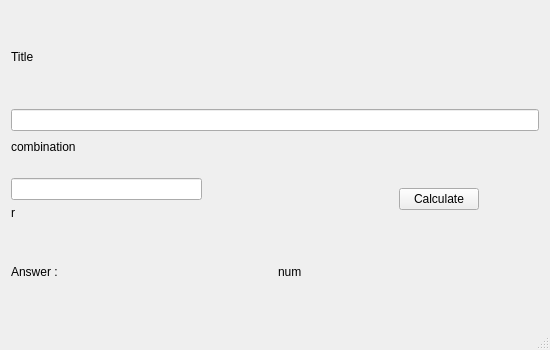
Qt form mainwindow.ui (JakeLin0fly/RCombination) before a commit.
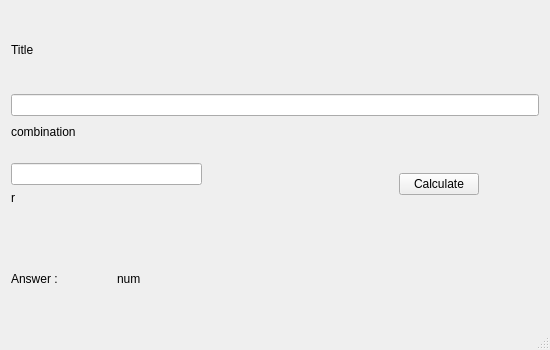
The same form after that commit.

Commit message: 新增样式表，空输入

The edit to the form file:
```diff
--- a/mainwindow.ui
+++ b/mainwindow.ui
@@ -145,10 +145,38 @@
       </item>
      </layout>
     </item>
+    <item>
+     <spacer name="verticalSpacer_2">
+      <property name="orientation">
+       <enum>Qt::Vertical</enum>
+      </property>
+      <property name="sizeType">
+       <enum>QSizePolicy::Fixed</enum>
+      </property>
+      <property name="sizeHint" stdset="0">
+       <size>
+        <width>20</width>
+        <height>30</height>
+       </size>
+      </property>
+     </spacer>
+    </item>
     <item>
      <layout class="QHBoxLayout" name="horizontalLayout_2">
       <item>
        <widget class="QLabel" name="label">
+        <property name="sizePolicy">
+         <sizepolicy hsizetype="Fixed" vsizetype="Preferred">
+          <horstretch>0</horstretch>
+          <verstretch>0</verstretch>
+         </sizepolicy>
+        </property>
+        <property name="maximumSize">
+         <size>
+          <width>100</width>
+          <height>16777215</height>
+         </size>
+        </property>
         <property name="text">
          <string>Answer : </string>
         </property>
```
Left out of the diff: 4 changed lines with no effect on the pictures. The commit also changes 2 other files.
